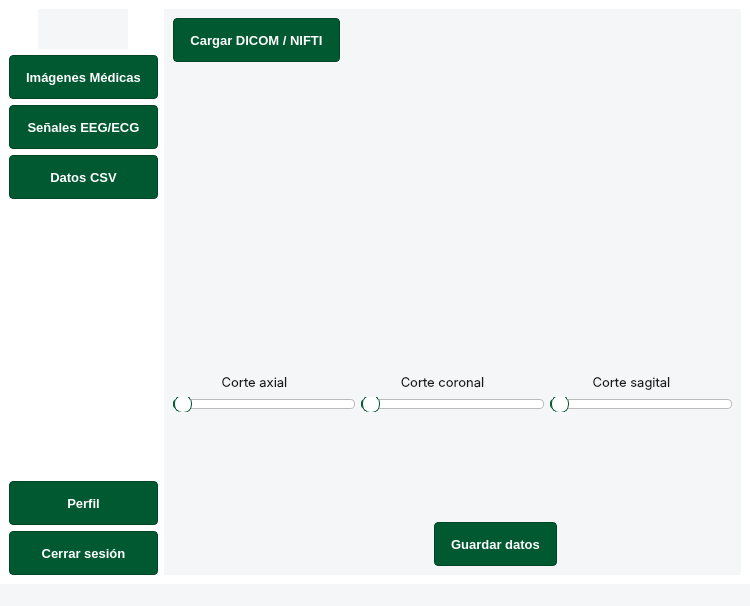
Above: proyecto final/ui/main_app_window.ui from BUDAI06/proyecto-final-info-2- before the change. Below: the same form after it.
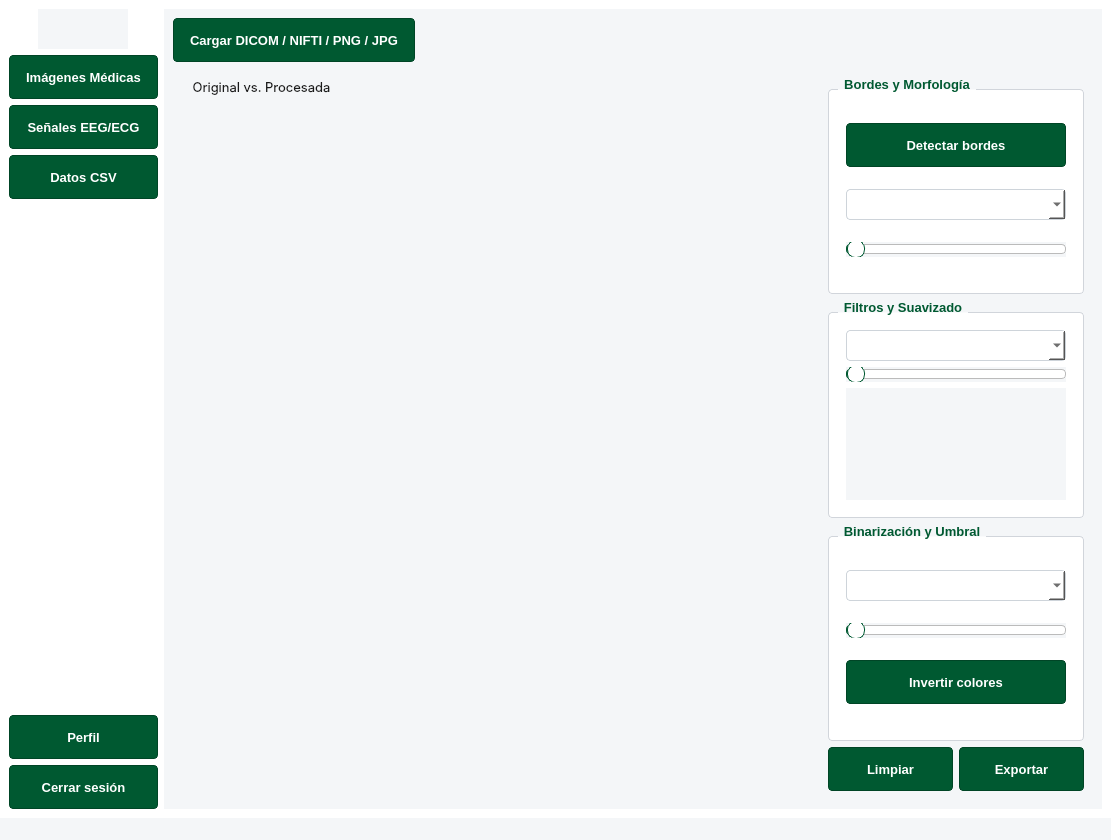
That is the form after the change. Icons and pictures are not drawn.

Patch:
```diff
--- a/proyecto final/ui/main_app_window.ui
+++ b/proyecto final/ui/main_app_window.ui
@@ -6,8 +6,8 @@
    <rect>
     <x>0</x>
     <y>0</y>
-    <width>750</width>
-    <height>606</height>
+    <width>1111</width>
+    <height>840</height>
    </rect>
   </property>
   <property name="baseSize">
@@ -168,8 +168,8 @@
    <property name="styleSheet">
     <string notr="true"/>
    </property>
-   <layout class="QHBoxLayout" name="horizontalLayout_3">
-    <item>
+   <layout class="QGridLayout" name="gridLayout_9">
+    <item row="0" column="0">
      <layout class="QVBoxLayout" name="column_izq_botones">
       <item>
        <layout class="QHBoxLayout" name="logo_2">
@@ -266,7 +266,7 @@
       </item>
      </layout>
     </item>
-    <item>
+    <item row="0" column="1">
      <layout class="QVBoxLayout" name="columna_der_dinamica">
       <item>
        <widget class="QStackedWidget" name="stacked_contenido">
@@ -287,15 +287,25 @@
         <widget class="QWidget" name="page_imagenes">
          <layout class="QHBoxLayout" name="horizontalLayout">
           <item>
-           <layout class="QGridLayout" name="gridLayout_6">
-            <item row="0" column="4">
-             <spacer name="horizontalSpacer_13">
+           <layout class="QGridLayout" name="gridLayout_6" rowstretch="0,0,0,0,0,0">
+            <item row="1" column="2">
+             <spacer name="horizontalSpacer_7">
               <property name="orientation">
                <enum>Qt::Horizontal</enum>
               </property>
-              <property name="sizeType">
-               <enum>QSizePolicy::Ignored</enum>
+              <property name="sizeHint" stdset="0">
+               <size>
+                <width>40</width>
+                <height>20</height>
+               </size>
               </property>
+             </spacer>
+            </item>
+            <item row="1" column="1">
+             <spacer name="horizontalSpacer_8">
+              <property name="orientation">
+               <enum>Qt::Horizontal</enum>
+              </property>
               <property name="sizeHint" stdset="0">
                <size>
                 <width>40</width>
@@ -304,7 +314,27 @@
               </property>
              </spacer>
             </item>
-            <item row="1" column="0" rowspan="3" colspan="5">
+            <item row="1" column="0">
+             <widget class="QPushButton" name="btn_cargar_imagen">
+              <property name="text">
+               <string>Cargar DICOM / NIFTI / PNG / JPG</string>
+              </property>
+             </widget>
+            </item>
+            <item row="5" column="0" colspan="3">
+             <widget class="QStackedWidget" name="stacked_procesamiento">
+              <property name="maximumSize">
+               <size>
+                <width>16777215</width>
+                <height>2000</height>
+               </size>
+              </property>
+              <property name="currentIndex">
+               <number>1</number>
+              </property>
+              <widget class="QWidget" name="page_dicom">
+               <layout class="QGridLayout" name="gridLayout_8">
+                <item row="0" column="0" colspan="3">
              <layout class="QHBoxLayout" name="area_imagenes">
               <property name="spacing">
                <number>2</number>
@@ -377,124 +407,7 @@
               </item>
              </layout>
             </item>
-            <item row="6" column="2">
-             <widget class="QPushButton" name="btn_guardardatos">
-              <property name="text">
-               <string>Guardar datos</string>
-              </property>
-             </widget>
-            </item>
-            <item row="6" column="1">
-             <spacer name="horizontalSpacer_8">
-              <property name="orientation">
-               <enum>Qt::Horizontal</enum>
-              </property>
-              <property name="sizeType">
-               <enum>QSizePolicy::Ignored</enum>
-              </property>
-              <property name="sizeHint" stdset="0">
-               <size>
-                <width>40</width>
-                <height>20</height>
-               </size>
-              </property>
-             </spacer>
-            </item>
-            <item row="5" column="0" colspan="2">
-             <layout class="QVBoxLayout" name="verticalLayout_2">
-              <item>
-               <widget class="QLabel" name="lbl_metadatos">
-                <property name="maximumSize">
-                 <size>
-                  <width>300</width>
-                  <height>300</height>
-                 </size>
-                </property>
-                <property name="toolTipDuration">
-                 <number>0</number>
-                </property>
-                <property name="text">
-                 <string/>
-                </property>
-                <property name="wordWrap">
-                 <bool>true</bool>
-                </property>
-               </widget>
-              </item>
-             </layout>
-            </item>
-            <item row="0" column="0">
-             <widget class="QPushButton" name="btn_cargar_imagen">
-              <property name="text">
-               <string>Cargar DICOM / NIFTI</string>
-              </property>
-             </widget>
-            </item>
-            <item row="6" column="0">
-             <spacer name="horizontalSpacer_9">
-              <property name="orientation">
-               <enum>Qt::Horizontal</enum>
-              </property>
-              <property name="sizeType">
-               <enum>QSizePolicy::Ignored</enum>
-              </property>
-              <property name="sizeHint" stdset="0">
-               <size>
-                <width>40</width>
-                <height>20</height>
-               </size>
-              </property>
-             </spacer>
-            </item>
-            <item row="0" column="2">
-             <spacer name="horizontalSpacer_7">
-              <property name="orientation">
-               <enum>Qt::Horizontal</enum>
-              </property>
-              <property name="sizeType">
-               <enum>QSizePolicy::Ignored</enum>
-              </property>
-              <property name="sizeHint" stdset="0">
-               <size>
-                <width>40</width>
-                <height>20</height>
-               </size>
-              </property>
-             </spacer>
-            </item>
-            <item row="5" column="2" colspan="3">
-             <spacer name="horizontalSpacer_11">
-              <property name="orientation">
-               <enum>Qt::Horizontal</enum>
-              </property>
-              <property name="sizeType">
-               <enum>QSizePolicy::Ignored</enum>
-              </property>
-              <property name="sizeHint" stdset="0">
-               <size>
-                <width>40</width>
-                <height>20</height>
-               </size>
-              </property>
-             </spacer>
-            </item>
-            <item row="0" column="1">
-             <spacer name="horizontalSpacer_10">
-              <property name="orientation">
-               <enum>Qt::Horizontal</enum>
-              </property>
-              <property name="sizeType">
-               <enum>QSizePolicy::Ignored</enum>
-              </property>
-              <property name="sizeHint" stdset="0">
-               <size>
-                <width>40</width>
-                <height>20</height>
-               </size>
-              </property>
-             </spacer>
-            </item>
-            <item row="4" column="0" colspan="5">
+                <item row="1" column="0" colspan="3">
              <layout class="QGridLayout" name="gridLayout_7" rowstretch="0,0">
               <property name="sizeConstraint">
                <enum>QLayout::SetNoConstraint</enum>
@@ -508,28 +421,9 @@
               <property name="spacing">
                <number>6</number>
               </property>
-              <item row="1" column="2">
-               <widget class="QSlider" name="sld_sagital">
-                <property name="orientation">
-                 <enum>Qt::Horizontal</enum>
-                </property>
-               </widget>
-              </item>
-              <item row="1" column="1">
-               <widget class="QSlider" name="sld_coronal">
-                <property name="orientation">
-                 <enum>Qt::Horizontal</enum>
-                </property>
-               </widget>
-              </item>
-              <item row="1" column="0">
-               <widget class="QSlider" name="sld_axial">
-                <property name="orientation">
-                 <enum>Qt::Horizontal</enum>
-                </property>
-               </widget>
-              </item>
               <item row="0" column="0">
+                   <layout class="QHBoxLayout" name="horizontalLayout_5">
+                    <item>
                <widget class="QLabel" name="label">
                 <property name="maximumSize">
                  <size>
@@ -540,7 +434,7 @@
                 <property name="font">
                  <font>
                   <family>Inter,Roboto,Segoe UI,sans-serif</family>
-                  <pointsize>-1</pointsize>
+                        <pointsize>6</pointsize>
                  </font>
                 </property>
                 <property name="text">
@@ -551,7 +445,11 @@
                 </property>
                </widget>
               </item>
+                   </layout>
+                  </item>
               <item row="0" column="1">
+                   <layout class="QHBoxLayout" name="horizontalLayout_6">
+                    <item>
                <widget class="QLabel" name="label_4">
                 <property name="maximumSize">
                  <size>
@@ -562,7 +460,7 @@
                 <property name="font">
                  <font>
                   <family>Inter,Roboto,Segoe UI,sans-serif</family>
-                  <pointsize>-1</pointsize>
+                        <pointsize>6</pointsize>
                  </font>
                 </property>
                 <property name="text">
@@ -573,7 +471,11 @@
                 </property>
                </widget>
               </item>
+                   </layout>
+                  </item>
               <item row="0" column="2">
+                   <layout class="QHBoxLayout" name="horizontalLayout_7">
+                    <item>
                <widget class="QLabel" name="label_5">
                 <property name="maximumSize">
                  <size>
@@ -584,7 +486,7 @@
                 <property name="font">
                  <font>
                   <family>Inter,Roboto,Segoe UI,sans-serif</family>
-                  <pointsize>-1</pointsize>
+                        <pointsize>6</pointsize>
                  </font>
                 </property>
                 <property name="text">
@@ -597,14 +499,67 @@
               </item>
              </layout>
             </item>
-            <item row="6" column="3" colspan="2">
+                  <item row="1" column="2">
+                   <widget class="QSlider" name="sld_sagital">
+                    <property name="orientation">
+                     <enum>Qt::Horizontal</enum>
+                    </property>
+                   </widget>
+                  </item>
+                  <item row="1" column="0">
+                   <widget class="QSlider" name="sld_axial">
+                    <property name="orientation">
+                     <enum>Qt::Horizontal</enum>
+                    </property>
+                   </widget>
+                  </item>
+                  <item row="1" column="1">
+                   <widget class="QSlider" name="sld_coronal">
+                    <property name="orientation">
+                     <enum>Qt::Horizontal</enum>
+                    </property>
+                   </widget>
+                  </item>
+                 </layout>
+                </item>
+                <item row="2" column="0">
+                 <layout class="QVBoxLayout" name="verticalLayout_2">
+                  <item>
+                   <widget class="QLabel" name="lbl_metadatos">
+                    <property name="maximumSize">
+                     <size>
+                      <width>300</width>
+                      <height>300</height>
+                     </size>
+                    </property>
+                    <property name="toolTipDuration">
+                     <number>0</number>
+                    </property>
+                    <property name="text">
+                     <string/>
+                    </property>
+                    <property name="wordWrap">
+                     <bool>true</bool>
+                    </property>
+                   </widget>
+                  </item>
+                 </layout>
+                </item>
+                <item row="2" column="1">
+                 <widget class="QPushButton" name="btn_guardardatos">
+                  <property name="text">
+                   <string>Guardar datos</string>
+                  </property>
+                 </widget>
+                </item>
+                <item row="2" column="2">
              <layout class="QVBoxLayout" name="verticalLayout">
               <item>
                <widget class="QLabel" name="lbl_guardardatos">
                 <property name="font">
                  <font>
                   <family>Inter,Roboto,Segoe UI,sans-serif</family>
-                  <pointsize>-1</pointsize>
+                      <pointsize>6</pointsize>
                  </font>
                 </property>
                 <property name="text">
@@ -613,9 +568,253 @@
                 <property name="wordWrap">
                  <bool>true</bool>
                 </property>
+                    <property name="indent">
+                     <number>0</number>
+                    </property>
                </widget>
               </item>
              </layout>
+                </item>
+               </layout>
+              </widget>
+              <widget class="QWidget" name="page_png">
+               <layout class="QGridLayout" name="gridLayout_15">
+                <item row="0" column="0" rowspan="5" colspan="5">
+                 <layout class="QGridLayout" name="are_vizualicacion_">
+                  <item row="1" column="1" colspan="3">
+                   <layout class="QHBoxLayout" name="area_vizualizacin">
+                    <property name="sizeConstraint">
+                     <enum>QLayout::SetMaximumSize</enum>
+                    </property>
+                    <item>
+                     <widget class="QLabel" name="lbl_img_original">
+                      <property name="text">
+                       <string/>
+                      </property>
+                      <property name="scaledContents">
+                       <bool>true</bool>
+                      </property>
+                     </widget>
+                    </item>
+                    <item>
+                     <widget class="QLabel" name="lbl_img_procesada">
+                      <property name="text">
+                       <string/>
+                      </property>
+                      <property name="scaledContents">
+                       <bool>true</bool>
+                      </property>
+                     </widget>
+                    </item>
+                   </layout>
+                  </item>
+                  <item row="0" column="1" colspan="3">
+                   <layout class="QHBoxLayout" name="horizontalLayout_8">
+                    <property name="sizeConstraint">
+                     <enum>QLayout::SetMinimumSize</enum>
+                    </property>
+                    <item>
+                     <spacer name="horizontalSpacer_9">
+                      <property name="orientation">
+                       <enum>Qt::Horizontal</enum>
+                      </property>
+                      <property name="sizeHint" stdset="0">
+                       <size>
+                        <width>40</width>
+                        <height>20</height>
+                       </size>
+                      </property>
+                     </spacer>
+                    </item>
+                   </layout>
+                  </item>
+                  <item row="1" column="0">
+                   <spacer name="verticalSpacer_5">
+                    <property name="orientation">
+                     <enum>Qt::Vertical</enum>
+                    </property>
+                    <property name="sizeHint" stdset="0">
+                     <size>
+                      <width>20</width>
+                      <height>40</height>
+                     </size>
+                    </property>
+                   </spacer>
+                  </item>
+                  <item row="0" column="0">
+                   <widget class="QLabel" name="label_info_comparacion">
+                    <property name="maximumSize">
+                     <size>
+                      <width>400</width>
+                      <height>400</height>
+                     </size>
+                    </property>
+                    <property name="font">
+                     <font>
+                      <family>Inter,Roboto,Segoe UI,sans-serif</family>
+                      <pointsize>6</pointsize>
+                     </font>
+                    </property>
+                    <property name="text">
+                     <string>Original vs. Procesada</string>
+                    </property>
+                    <property name="scaledContents">
+                     <bool>true</bool>
+                    </property>
+                    <property name="alignment">
+                     <set>Qt::AlignCenter</set>
+                    </property>
+                   </widget>
+                  </item>
+                 </layout>
+                </item>
+                <item row="0" column="5" rowspan="5" colspan="2">
+                 <layout class="QGridLayout" name="gridLayout_10">
+                  <item row="2" column="0" colspan="2">
+                   <widget class="QGroupBox" name="binarizacion_umbral">
+                    <property name="title">
+                     <string>Binarización y Umbral</string>
+                    </property>
+                    <layout class="QGridLayout" name="gridLayout_13">
+                     <item row="2" column="0">
+                      <widget class="QPushButton" name="btn_invertir_bin">
+                       <property name="text">
+                        <string>Invertir colores</string>
+                       </property>
+                      </widget>
+                     </item>
+                     <item row="1" column="0">
+                      <widget class="QSlider" name="sld_umbral_manual">
+                       <property name="orientation">
+                        <enum>Qt::Horizontal</enum>
+                       </property>
+                      </widget>
+                     </item>
+                     <item row="0" column="0">
+                      <widget class="QComboBox" name="cb_umbral_tipo">
+                       <property name="font">
+                        <font>
+                         <family>Inter,Roboto,Segoe UI,sans-serif</family>
+                         <pointsize>6</pointsize>
+                        </font>
+                       </property>
+                       <property name="frame">
+                        <bool>true</bool>
+                       </property>
+                      </widget>
+                     </item>
+                    </layout>
+                   </widget>
+                  </item>
+                  <item row="3" column="0">
+                   <widget class="QPushButton" name="btn_reset_opencv">
+                    <property name="text">
+                     <string>Limpiar</string>
+                    </property>
+                   </widget>
+                  </item>
+                  <item row="3" column="1">
+                   <widget class="QPushButton" name="btn_exportar_procesada">
+                    <property name="text">
+                     <string>Exportar</string>
+                    </property>
+                   </widget>
+                  </item>
+                  <item row="1" column="0" colspan="2">
+                   <widget class="QGroupBox" name="filtros_suavizado">
+                    <property name="title">
+                     <string>Filtros y Suavizado</string>
+                    </property>
+                    <property name="flat">
+                     <bool>false</bool>
+                    </property>
+                    <property name="checkable">
+                     <bool>false</bool>
+                    </property>
+                    <layout class="QGridLayout" name="gridLayout_12">
+                     <item row="2" column="0">
+                      <widget class="QLabel" name="label_valor_filtro">
+                       <property name="text">
+                        <string/>
+                       </property>
+                       <property name="wordWrap">
+                        <bool>true</bool>
+                       </property>
+                      </widget>
+                     </item>
+                     <item row="1" column="0">
+                      <widget class="QSlider" name="sld_intensidad_filtro">
+                       <property name="orientation">
+                        <enum>Qt::Horizontal</enum>
+                       </property>
+                      </widget>
+                     </item>
+                     <item row="0" column="0">
+                      <widget class="QComboBox" name="cb_filtro_tipo">
+                       <property name="font">
+                        <font>
+                         <family>Inter,Roboto,Segoe UI,sans-serif</family>
+                         <pointsize>6</pointsize>
+                        </font>
+                       </property>
+                       <property name="currentIndex">
+                        <number>1</number>
+                       </property>
+                       <property name="frame">
+                        <bool>true</bool>
+                       </property>
+                      </widget>
+                     </item>
+                    </layout>
+                   </widget>
+                  </item>
+                  <item row="0" column="0" colspan="2">
+                   <widget class="QGroupBox" name="bordes_morfologia">
+                    <property name="title">
+                     <string>Bordes y Morfología</string>
+                    </property>
+                    <layout class="QGridLayout" name="gridLayout_11">
+                     <item row="2" column="0">
+                      <widget class="QSlider" name="sld_morfologia_it">
+                       <property name="orientation">
+                        <enum>Qt::Horizontal</enum>
+                       </property>
+                      </widget>
+                     </item>
+                     <item row="1" column="0">
+                      <widget class="QComboBox" name="cb_morfologia">
+                       <property name="font">
+                        <font>
+                         <family>Inter,Roboto,Segoe UI,sans-serif</family>
+                         <pointsize>6</pointsize>
+                        </font>
+                       </property>
+                       <property name="currentIndex">
+                        <number>1</number>
+                       </property>
+                       <property name="frame">
+                        <bool>true</bool>
+                       </property>
+                      </widget>
+                     </item>
+                     <item row="0" column="0">
+                      <widget class="QPushButton" name="btn_canny_bordes">
+                       <property name="text">
+                        <string>Detectar bordes</string>
+                       </property>
+                       <property name="checkable">
+                        <bool>false</bool>
+                       </property>
+                      </widget>
+                     </item>
+                    </layout>
+                   </widget>
+                  </item>
+                 </layout>
+                </item>
+               </layout>
+              </widget>
+             </widget>
             </item>
            </layout>
           </item>
@@ -1034,7 +1233,7 @@
     <rect>
      <x>0</x>
      <y>0</y>
-     <width>750</width>
+     <width>1111</width>
      <height>24</height>
     </rect>
    </property>
```
Lines whose indentation alone changed are shown as unchanged.
